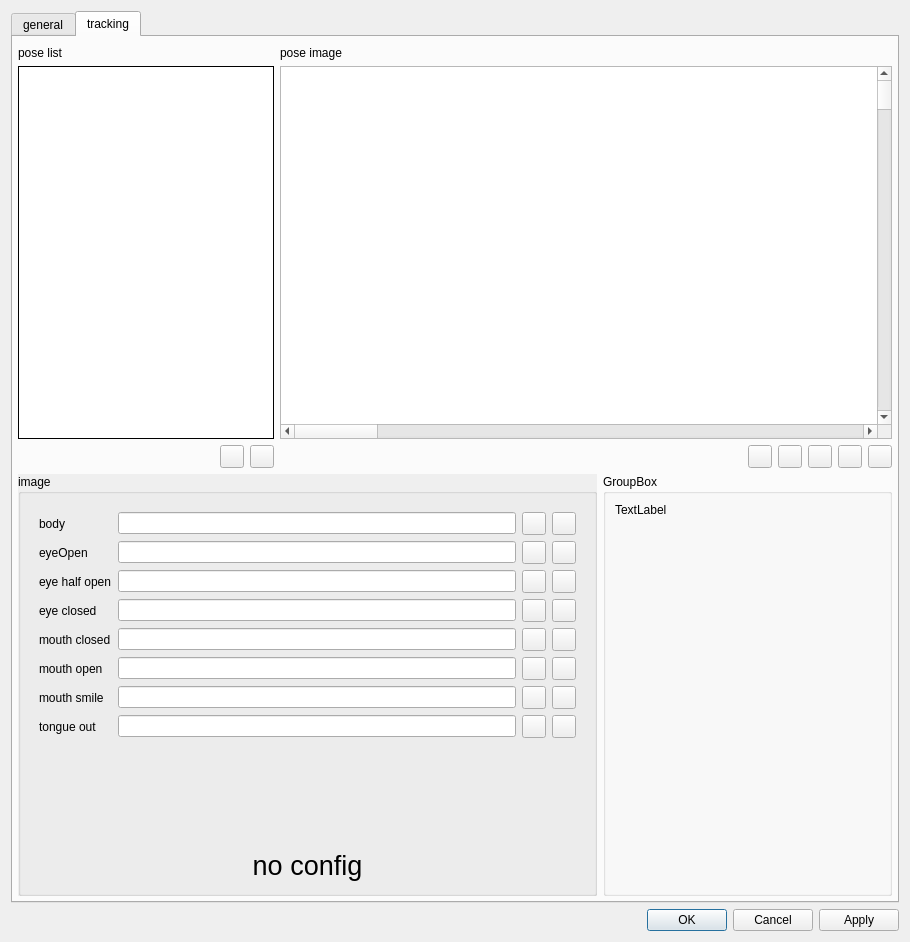
Qt form src/ui/FaceTrackerDialog.ui (ashmanix/ashmanix-moveface-obs-plugin) before a commit.
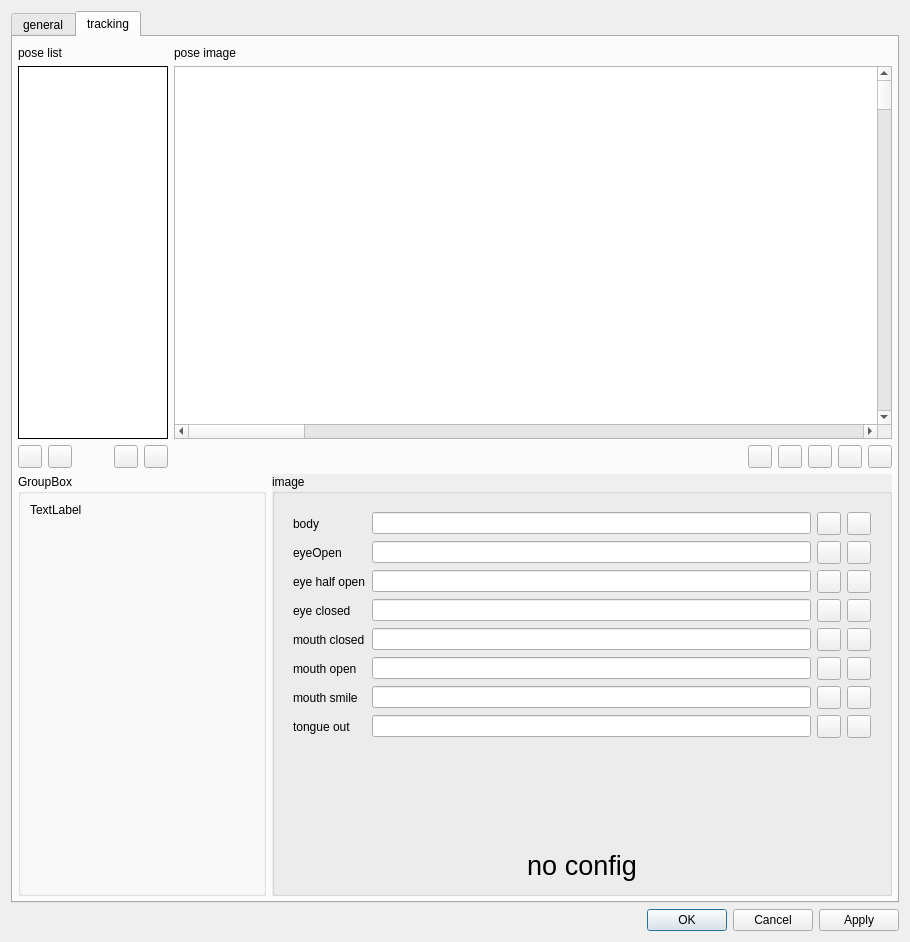
The same form after that commit. Custom widgets are drawn as their Qt base class.

Commit message: Moving poses up and down

Diff of the .ui file:
```diff
--- a/src/ui/FaceTrackerDialog.ui
+++ b/src/ui/FaceTrackerDialog.ui
@@ -289,7 +289,7 @@
         <number>5</number>
        </property>
        <item>
-        <layout class="QHBoxLayout" name="imageViewHorizontalLayout" stretch="0,5">
+        <layout class="QHBoxLayout" name="imageViewHorizontalLayout" stretch="1,5">
          <property name="bottomMargin">
           <number>0</number>
          </property>
@@ -315,10 +315,15 @@
              </property>
              <property name="minimumSize">
               <size>
-               <width>200</width>
+               <width>150</width>
                <height>0</height>
               </size>
              </property>
+             <property name="font">
+              <font>
+               <pointsize>18</pointsize>
+              </font>
+             </property>
              <property name="autoFillBackground">
               <bool>true</bool>
              </property>
@@ -338,7 +343,10 @@
               <enum>Qt::MoveAction</enum>
              </property>
              <property name="alternatingRowColors">
-              <bool>true</bool>
+              <bool>false</bool>
+             </property>
+             <property name="selectionBehavior">
+              <enum>QAbstractItemView::SelectRows</enum>
              </property>
              <property name="class" stdset="0">
               <string>bg-base</string>
@@ -350,29 +358,6 @@
              <property name="bottomMargin">
               <number>0</number>
              </property>
-             <item>
-              <spacer name="poseButtonsHorizontalSpacer">
-               <property name="orientation">
-                <enum>Qt::Horizontal</enum>
-               </property>
-               <property name="sizeType">
-                <enum>QSizePolicy::MinimumExpanding</enum>
-               </property>
-               <property name="sizeHint" stdset="0">
-                <size>
-                 <width>40</width>
-                 <height>20</height>
-                </size>
-               </property>
-              </spacer>
-             </item>
-             <item>
-              <widget class="QToolButton" name="deletePoseToolButton">
-               <property name="text">
-                <string/>
-               </property>
-              </widget>
-             </item>
              <item>
               <widget class="QToolButton" name="addPoseToolButton">
                <property name="text">
@@ -386,6 +371,43 @@
                </property>
               </widget>
              </item>
+             <item>
+              <widget class="QToolButton" name="deletePoseToolButton">
+               <property name="text">
+                <string/>
+               </property>
+              </widget>
+             </item>
+             <item>
+              <spacer name="poseButtonsHorizontalSpacer">
+               <property name="orientation">
+                <enum>Qt::Horizontal</enum>
+               </property>
+               <property name="sizeType">
+                <enum>QSizePolicy::MinimumExpanding</enum>
+               </property>
+               <property name="sizeHint" stdset="0">
+                <size>
+                 <width>20</width>
+                 <height>20</height>
+                </size>
+               </property>
+              </spacer>
+             </item>
+             <item>
+              <widget class="QToolButton" name="movePoseUpToolButton">
+               <property name="text">
+                <string/>
+               </property>
+              </widget>
+             </item>
+             <item>
+              <widget class="QToolButton" name="movePoseDownToolButton">
+               <property name="text">
+                <string/>
+               </property>
+              </widget>
+             </item>
             </layout>
            </item>
           </layout>
@@ -522,10 +544,33 @@
         </layout>
        </item>
        <item>
-        <layout class="QHBoxLayout" name="horizontalLayout_12" stretch="2,1">
+        <layout class="QHBoxLayout" name="horizontalLayout_12" stretch="2,5">
          <property name="bottomMargin">
           <number>0</number>
          </property>
+         <item>
+          <layout class="QVBoxLayout" name="verticalLayout_9">
+           <property name="rightMargin">
+            <number>0</number>
+           </property>
+           <item>
+            <widget class="QGroupBox" name="groupBox">
+             <property name="title">
+              <string>GroupBox</string>
+             </property>
+             <layout class="QFormLayout" name="formLayout_3">
+              <item row="0" column="0">
+               <widget class="QLabel" name="label">
+                <property name="text">
+                 <string>TextLabel</string>
+                </property>
+               </widget>
+              </item>
+             </layout>
+            </widget>
+           </item>
+          </layout>
+         </item>
          <item>
           <widget class="QScrollArea" name="trackingDialogScrollArea">
            <property name="frameShape">
@@ -551,7 +596,7 @@
              <rect>
               <x>0</x>
               <y>0</y>
-              <width>572</width>
+              <width>613</width>
               <height>408</height>
              </rect>
             </property>
@@ -906,29 +951,6 @@
            </widget>
           </widget>
          </item>
-         <item>
-          <layout class="QVBoxLayout" name="verticalLayout_9">
-           <property name="rightMargin">
-            <number>0</number>
-           </property>
-           <item>
-            <widget class="QGroupBox" name="groupBox">
-             <property name="title">
-              <string>GroupBox</string>
-             </property>
-             <layout class="QFormLayout" name="formLayout_3">
-              <item row="0" column="0">
-               <widget class="QLabel" name="label">
-                <property name="text">
-                 <string>TextLabel</string>
-                </property>
-               </widget>
-              </item>
-             </layout>
-            </widget>
-           </item>
-          </layout>
-         </item>
         </layout>
        </item>
       </layout>
```
Left out of the diff: 5 changed lines with no effect on the pictures. The commit also changes 3 other files.
